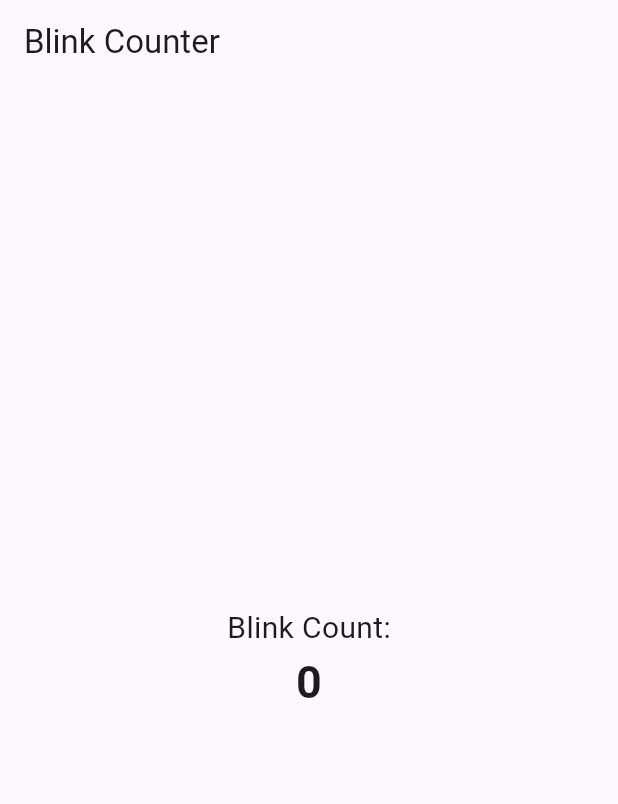
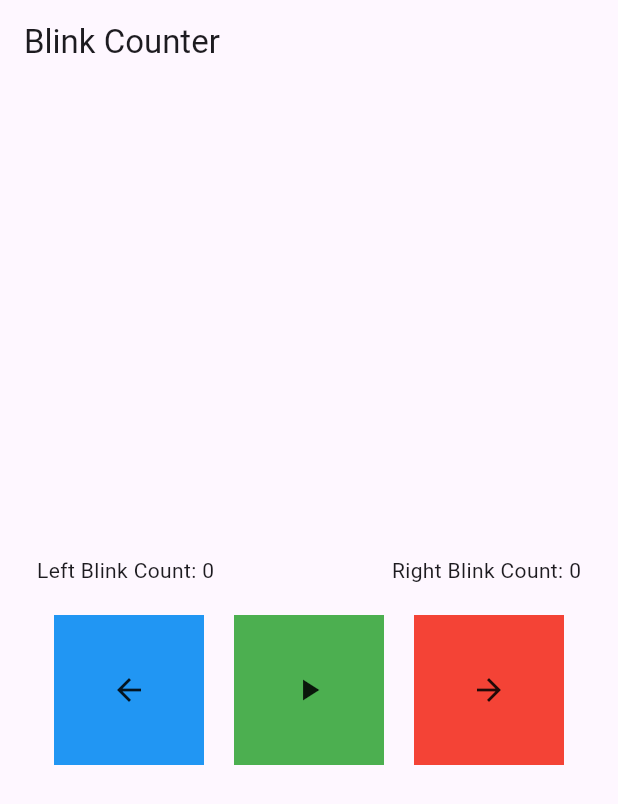
Before and after one commit to Samiullah-Kalhoro/click_on_blinks, a Flutter app: the screen it shows after launch, on a phone screen of 412 x 824 dp. Shown: the top 804 px of the screen. Run offline on Flutter 3.47's test engine with Material 3 defaults, Android fonts, the phone set to English and light mode, and no system bars; our stand-ins replace flutter_bloc; missing offline and left inert: seeso_flutter; statements that could not run were skipped.

```diff
--- a/lib/blink_counter.dart
+++ b/lib/blink_counter.dart
@@ -2,27 +2,141 @@ import 'package:click_on_blinks/cubit/blink_cubit.dart';
 import 'package:flutter/material.dart';
 import 'package:flutter_bloc/flutter_bloc.dart';
 
-class BlinkCounter extends StatelessWidget {
+class BlinkCounter extends StatefulWidget {
   const BlinkCounter({super.key});
 
   @override
+  State<BlinkCounter> createState() => _BlinkCounterState();
+}
+
+class _BlinkCounterState extends State<BlinkCounter> {
+  int _isBlinkCount = 0;
+  int _isBlinkLeftCount = 0;
+  int _isBlinkRightCount = 0;
+  double _leftButtonSize = 50.0;
+  double _rightButtonSize = 50.0;
+  double _middleButtonSize = 50.0;
+
+  Color _leftButtonColor = Colors.blue;
+  Color _rightButtonColor = Colors.red;
+  Color _middleButtonColor = Colors.green;
+
+  @override
+  void initState() {
+    super.initState();
+    // Listen to blink events
+
+    context.read<BlinkCubit>().stream.listen((state) {
+      if (state['isBlinkLeft']! > _isBlinkLeftCount) {
+        _animateLeftButton();
+        _isBlinkLeftCount = state['isBlinkLeft']!;
+      }
+      if (state['isBlinkRight']! > _isBlinkRightCount) {
+        _animateRightButton();
+        _isBlinkRightCount = state['isBlinkRight']!;
+      }
+
+      if (state['isBlink']! > _isBlinkCount) {
+        _animateMiddleButton();
+        _isBlinkCount = state['isBlink']!;
+      }
+    });
+  }
+
+  void _animateLeftButton() {
+    setState(() {
+      _leftButtonColor = Colors.blue.withOpacity(0.5);
+      _leftButtonSize = 100.0;
+    });
+    Future.delayed(const Duration(milliseconds: 300), () {
+      setState(() {
+        _leftButtonColor = Colors.blue;
+        _leftButtonSize = 50.0;
+      });
+    });
+  }
+
+  void _animateRightButton() {
+    setState(() {
+      _rightButtonColor = Colors.red.withOpacity(0.5);
+      _rightButtonSize = 100.0;
+    });
+    Future.delayed(const Duration(milliseconds: 300), () {
+      setState(() {
+        _rightButtonColor = Colors.red;
+        _rightButtonSize = 50.0;
+      });
+    });
+  }
+
+  void _animateMiddleButton() {
+    setState(() {
+      _middleButtonColor = Colors.green.withOpacity(0.5);
+      _middleButtonSize = 100.0;
+    });
+    Future.delayed(const Duration(milliseconds: 300), () {
+      setState(() {
+        _middleButtonColor = Colors.green;
+        _middleButtonSize = 50.0;
+      });
+    });
+  }
+
+  @override
   Widget build(BuildContext context) {
-    return BlocBuilder<BlinkCubit, int>(
-      builder: (context, blinkCount) {
-        return Column(
+    return Column(
+      mainAxisAlignment: MainAxisAlignment.center,
+      children: <Widget>[
+        Row(
+          mainAxisAlignment: MainAxisAlignment.spaceAround,
+          children: <Widget>[
+            Text('Left Blink Count: $_isBlinkLeftCount'),
+            const SizedBox(width: 20.0),
+            Text('Right Blink Count: $_isBlinkRightCount'),
+          ],
+        ),
+        const SizedBox(height: 20.0),
+        Row(
           mainAxisAlignment: MainAxisAlignment.center,
           children: <Widget>[
-            const Text(
-              'Blink Count:',
-              style: TextStyle(fontSize: 20),
+            SizedBox(
+              width: 100.0,
+              height: 100.0,
+              child: AnimatedContainer(
+                duration: const Duration(milliseconds: 300),
+                width: _leftButtonSize,
+                height: _leftButtonSize,
+                color: _leftButtonColor,
+                child: const Icon(Icons.arrow_back),
+              ),
             ),
-            Text(
-              '$blinkCount',
-              style: const TextStyle(fontSize: 30, fontWeight: FontWeight.bold),
+            const SizedBox(width: 20.0),
+            SizedBox(
+              width: 100.0,
+              height: 100.0,
+              child: AnimatedContainer(
+                duration: const Duration(milliseconds: 300),
+                width: _middleButtonSize,
+                height: _middleButtonSize,
+                color: _middleButtonColor,
+                child: const Icon(Icons.play_arrow),
+              ),
+            ),
+            const SizedBox(width: 20.0),
+            SizedBox(
+              width: 100.0,
+              height: 100.0,
+              child: AnimatedContainer(
+                duration: const Duration(milliseconds: 300),
+                width: _rightButtonSize,
+                height: _rightButtonSize,
+                color: _rightButtonColor,
+                child: const Icon(Icons.arrow_forward),
+              ),
             ),
           ],
-        );
-      },
+        ),
+      ],
     );
   }
 }
--- a/lib/main.dart
+++ b/lib/main.dart
@@ -4,6 +4,8 @@ import 'package:flutter/material.dart';
 import 'package:flutter_bloc/flutter_bloc.dart';
 
 void main() {
+  WidgetsFlutterBinding.ensureInitialized();
+
   runApp(const MyApp());
 }
 
--- a/pubspec.yaml
+++ b/pubspec.yaml
@@ -10,6 +10,7 @@ dependencies:
   flutter:
     sdk: flutter
   flutter_bloc: ^8.1.4
+  get_it: ^7.6.7
   seeso_flutter: ^1.0.3
 
 dev_dependencies:
```
Also changed, not shown: lib/cubit/blink_cubit.dart (+153 -15 lines), pubspec.lock, 4 other files.
